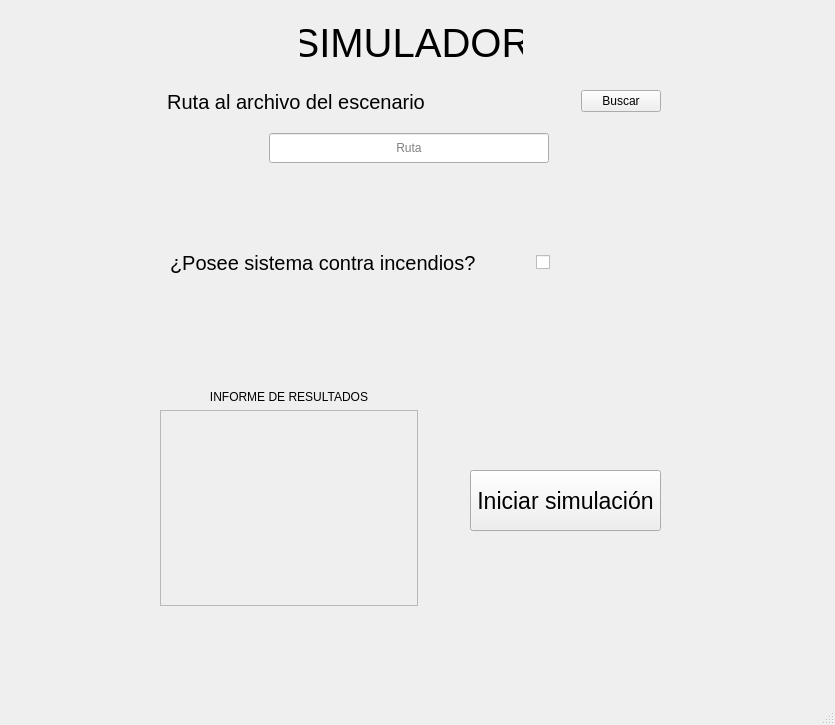
Old version of the form src/ui/simulador.ui in the repository UTN-FRM-TUP/Grupo-A-TM.
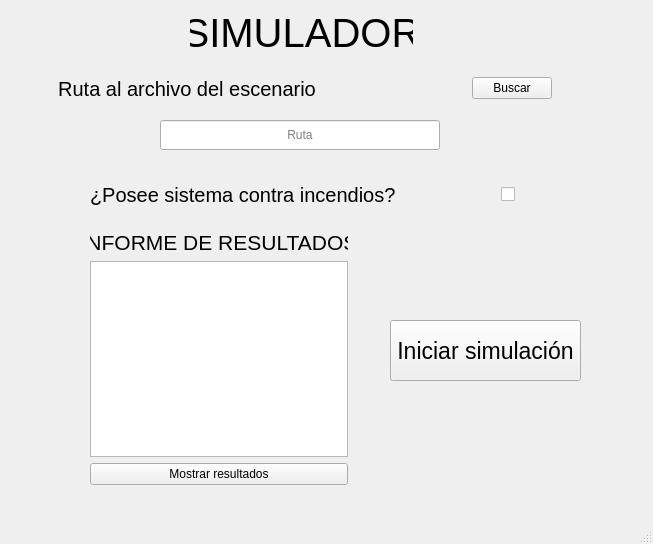
New version of the form.

Diff of the .ui file:
```diff
--- a/src/ui/simulador.ui
+++ b/src/ui/simulador.ui
@@ -6,19 +6,30 @@
    <rect>
     <x>0</x>
     <y>0</y>
-    <width>835</width>
-    <height>725</height>
+    <width>653</width>
+    <height>544</height>
    </rect>
   </property>
   <property name="windowTitle">
    <string>MainWindow</string>
   </property>
   <widget class="QWidget" name="centralwidget">
+   <property name="sizePolicy">
+    <sizepolicy hsizetype="Preferred" vsizetype="Preferred">
+     <horstretch>0</horstretch>
+     <verstretch>0</verstretch>
+    </sizepolicy>
+   </property>
+   <property name="font">
+    <font>
+     <family>Ubuntu</family>
+    </font>
+   </property>
    <widget class="QPushButton" name="botonIniciar">
     <property name="geometry">
      <rect>
-      <x>470</x>
-      <y>470</y>
+      <x>390</x>
+      <y>320</y>
       <width>191</width>
       <height>61</height>
      </rect>
@@ -31,6 +42,7 @@
     </property>
     <property name="font">
      <font>
+      <family>Ubuntu</family>
       <pointsize>17</pointsize>
      </font>
     </property>
@@ -38,46 +50,18 @@
      <string>Iniciar simulación</string>
     </property>
    </widget>
-   <widget class="QWidget" name="layoutWidget">
-    <property name="geometry">
-     <rect>
-      <x>160</x>
-      <y>390</y>
-      <width>258</width>
-      <height>216</height>
-     </rect>
-    </property>
-    <layout class="QVBoxLayout" name="verticalLayout_4">
-     <item>
-      <widget class="QLabel" name="label_3">
-       <property name="text">
-        <string>INFORME DE RESULTADOS</string>
-       </property>
-       <property name="alignment">
-        <set>Qt::AlignCenter</set>
-       </property>
-      </widget>
-     </item>
-     <item>
-      <widget class="QTextEdit" name="informeResultados">
-       <property name="enabled">
-        <bool>false</bool>
-       </property>
-      </widget>
-     </item>
-    </layout>
-   </widget>
    <widget class="QLabel" name="label">
     <property name="geometry">
      <rect>
-      <x>300</x>
-      <y>20</y>
+      <x>190</x>
+      <y>10</y>
       <width>223</width>
       <height>45</height>
      </rect>
     </property>
     <property name="font">
      <font>
+      <family>Ubuntu</family>
       <pointsize>30</pointsize>
      </font>
     </property>
@@ -91,8 +75,8 @@
    <widget class="QWidget" name="layoutWidget">
     <property name="geometry">
      <rect>
-      <x>167</x>
-      <y>87</y>
+      <x>58</x>
+      <y>74</y>
       <width>494</width>
       <height>29</height>
      </rect>
@@ -102,6 +86,7 @@
       <widget class="QLabel" name="etiquetaRuta">
        <property name="font">
         <font>
+         <family>Ubuntu</family>
          <pointsize>15</pointsize>
         </font>
        </property>
@@ -138,10 +123,10 @@
    <widget class="QWidget" name="layoutWidget">
     <property name="geometry">
      <rect>
-      <x>170</x>
-      <y>250</y>
-      <width>380</width>
-      <height>25</height>
+      <x>90</x>
+      <y>180</y>
+      <width>425</width>
+      <height>29</height>
      </rect>
     </property>
     <layout class="QHBoxLayout" name="horizontalLayout_4">
@@ -149,6 +134,7 @@
       <widget class="QLabel" name="etiquetaExtintor">
        <property name="font">
         <font>
+         <family>Ubuntu</family>
          <pointsize>15</pointsize>
         </font>
        </property>
@@ -182,8 +168,8 @@
    <widget class="QLineEdit" name="rutaArchivo">
     <property name="geometry">
      <rect>
-      <x>269</x>
-      <y>133</y>
+      <x>160</x>
+      <y>120</y>
       <width>280</width>
       <height>30</height>
      </rect>
@@ -207,6 +193,65 @@
      <string>Ruta</string>
     </property>
    </widget>
+   <widget class="QWidget" name="">
+    <property name="geometry">
+     <rect>
+      <x>90</x>
+      <y>230</y>
+      <width>258</width>
+      <height>255</height>
+     </rect>
+    </property>
+    <layout class="QVBoxLayout" name="verticalLayout">
+     <item>
+      <widget class="QLabel" name="label_3">
+       <property name="font">
+        <font>
+         <family>Ubuntu</family>
+         <pointsize>16</pointsize>
+        </font>
+       </property>
+       <property name="text">
+        <string>INFORME DE RESULTADOS</string>
+       </property>
+       <property name="alignment">
+        <set>Qt::AlignCenter</set>
+       </property>
+      </widget>
+     </item>
+     <item>
+      <widget class="QTextEdit" name="informeResultados">
+       <property name="enabled">
+        <bool>true</bool>
+       </property>
+       <property name="sizePolicy">
+        <sizepolicy hsizetype="Expanding" vsizetype="Expanding">
+         <horstretch>0</horstretch>
+         <verstretch>0</verstretch>
+        </sizepolicy>
+       </property>
+       <property name="font">
+        <font>
+         <family>Fira Code</family>
+         <pointsize>14</pointsize>
+         <weight>75</weight>
+         <bold>true</bold>
+        </font>
+       </property>
+       <property name="readOnly">
+        <bool>true</bool>
+       </property>
+      </widget>
+     </item>
+     <item>
+      <widget class="QPushButton" name="mostrarResultados">
+       <property name="text">
+        <string>Mostrar resultados</string>
+       </property>
+      </widget>
+     </item>
+    </layout>
+   </widget>
   </widget>
   <widget class="QMenuBar" name="menubar">
    <property name="geometry">
```
Left out of the diff: 4 changed lines with no effect on the pictures.
